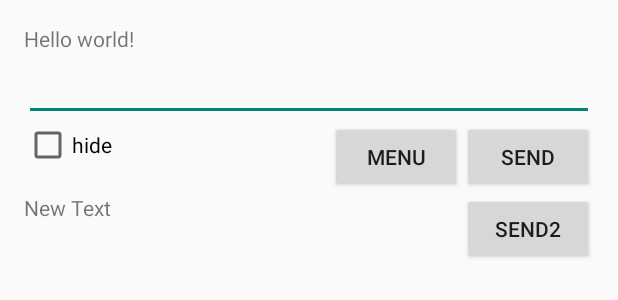
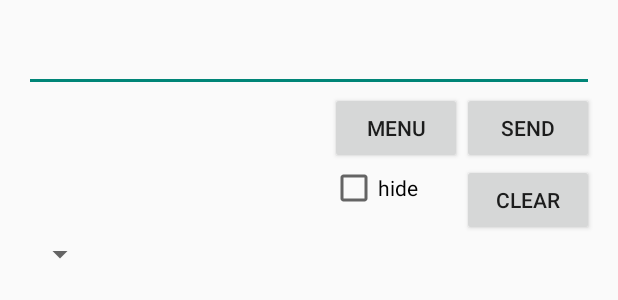
Before and after one commit to Morris-Chen/OrderingSystem, an Android app: the layout activity_main.xml on its own in the app's theme, with its tools: preview values and no code run, on a phone screen of 412 x 824 dp. Shown: the top 300 px of the screen. Run offline under Robolectric (Android 15) with nearby library versions, the phone set to English and light mode, and no system bars.

```diff
--- a/app/src/main/res/layout/activity_main.xml
+++ b/app/src/main/res/layout/activity_main.xml
@@ -4,10 +4,6 @@
     android:paddingRight="@dimen/activity_horizontal_margin"
     android:paddingTop="@dimen/activity_vertical_margin"
     android:paddingBottom="@dimen/activity_vertical_margin" tools:context=".MainActivity">
-
-    <TextView android:text="@string/hello_world" android:layout_width="wrap_content"
-        android:layout_height="wrap_content"
-        android:id="@+id/textView" />
 
     <Button
         android:layout_width="wrap_content"
@@ -22,14 +18,13 @@
         android:layout_width="match_parent"
         android:layout_height="wrap_content"
         android:id="@+id/editText"
-        android:layout_below="@+id/textView"
         android:layout_alignParentLeft="true"
         android:layout_alignParentStart="true" />
 
     <Button
         android:layout_width="wrap_content"
         android:layout_height="wrap_content"
-        android:text="Send2"
+        android:text="Clear"
         android:id="@+id/button2"
         android:layout_below="@+id/button"
         android:layout_alignParentRight="true"
@@ -41,18 +36,18 @@
         android:layout_height="wrap_content"
         android:text="hide"
         android:id="@+id/checkBox"
-        android:layout_below="@+id/editText"
-        android:layout_alignParentLeft="true"
-        android:layout_alignParentStart="true"
-        android:checked="false" />
+        android:checked="false"
+        android:layout_below="@+id/button3"
+        android:layout_alignLeft="@+id/button3"
+        android:layout_alignStart="@+id/button3" />
 
     <ListView
         android:layout_width="wrap_content"
         android:layout_height="wrap_content"
         android:id="@+id/logView"
+        android:layout_below="@+id/spinner"
         android:layout_alignParentLeft="true"
-        android:layout_alignParentStart="true"
-        android:layout_below="@+id/textView5" />
+        android:layout_alignParentStart="true" />
 
     <Button
         android:layout_width="wrap_content"
@@ -67,11 +62,19 @@
     <TextView
         android:layout_width="wrap_content"
         android:layout_height="wrap_content"
-        android:text="New Text"
         android:id="@+id/textView5"
-        android:layout_alignTop="@+id/button2"
-        android:layout_toLeftOf="@+id/button2"
         android:layout_alignBottom="@+id/button2"
+        android:layout_alignParentLeft="true"
+        android:layout_alignParentStart="true"
+        android:layout_toLeftOf="@+id/button3"
+        android:layout_toStartOf="@+id/button3"
+        android:layout_below="@+id/editText" />
+
+    <Spinner
+        android:layout_width="wrap_content"
+        android:layout_height="wrap_content"
+        android:id="@+id/spinner"
+        android:layout_below="@+id/button2"
         android:layout_alignParentLeft="true"
         android:layout_alignParentStart="true" />
 
--- a/app/src/main/res/layout/activity_menu.xml
+++ b/app/src/main/res/layout/activity_menu.xml
@@ -137,7 +137,8 @@
             android:layout_height="wrap_content"
             android:text="Reset"
             android:id="@+id/button13"
-            android:layout_weight="1" />
+            android:layout_weight="1"
+            android:onClick="resetOrder" />
 
         <Button
             android:layout_width="0dp"
```
Also changed, not shown: app/src/main/java/tw/dudou/orderingsystem/MainActivity.java (+66 -32 lines), app/src/main/java/tw/dudou/orderingsystem/MenuActivity.java (+11 -0 lines), app/src/main/java/tw/dudou/orderingsystem/Utils.java (+17 -1 lines), app/src/main/res/values/array.xml (added, +8 -0 lines).
